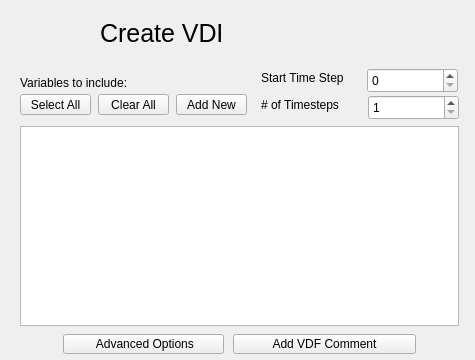
The window that apps/vdcwizard/ui/Page3.ui (yyr/vapor) describes before a commit, drawn with Qt 5.
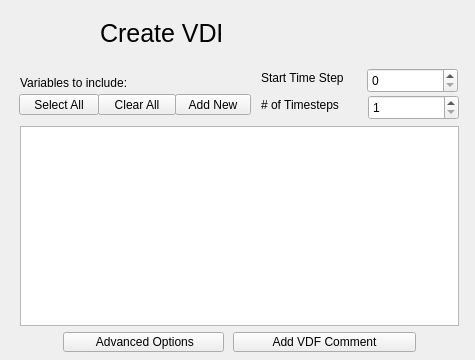
The same window after the commit.

Diff of the .ui file:
```diff
--- a/apps/vdcwizard/ui/Page3.ui
+++ b/apps/vdcwizard/ui/Page3.ui
@@ -117,7 +117,7 @@
    <property name="geometry">
     <rect>
      <x>63</x>
-     <y>334</y>
+     <y>332</y>
      <width>161</width>
      <height>20</height>
     </rect>
@@ -129,9 +129,9 @@
   <widget class="QPushButton" name="selectAllButton">
    <property name="geometry">
     <rect>
-     <x>20</x>
+     <x>19</x>
      <y>94</y>
-     <width>71</width>
+     <width>80</width>
      <height>21</height>
     </rect>
    </property>
@@ -142,9 +142,9 @@
   <widget class="QPushButton" name="newVarButton">
    <property name="geometry">
     <rect>
-     <x>176</x>
+     <x>175</x>
      <y>94</y>
-     <width>71</width>
+     <width>76</width>
      <height>21</height>
     </rect>
    </property>
@@ -157,7 +157,7 @@
     <rect>
      <x>98</x>
      <y>94</y>
-     <width>71</width>
+     <width>78</width>
      <height>21</height>
     </rect>
    </property>
@@ -182,7 +182,7 @@
    <property name="geometry">
     <rect>
      <x>233</x>
-     <y>334</y>
+     <y>332</y>
      <width>183</width>
      <height>20</height>
     </rect>
```
